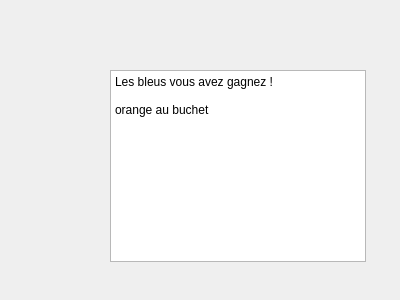
Before: the Qt Designer form bluemoonwin.ui in karamandrew/Arnianletricozor, drawn with Qt 5.
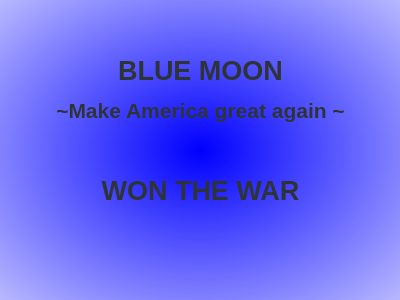
After: the same form once the commit is applied.

Commit message: interface- gameplay bug :voir google docs

What changed in the file:
```diff
--- a/bluemoonwin.ui
+++ b/bluemoonwin.ui
@@ -13,23 +13,23 @@
   <property name="windowTitle">
    <string>Dialog</string>
   </property>
-  <widget class="QTextBrowser" name="textBrowser">
+  <property name="styleSheet">
+   <string notr="true">background-color: qradialgradient(spread:pad, cx:0.5, cy:0.5, radius:0.976, fx:0.5, fy:0.5, stop:0 rgba(0, 0, 255, 255), stop:1 rgba(255, 255, 255, 255));</string>
+  </property>
+  <widget class="QLabel" name="label">
    <property name="geometry">
     <rect>
-     <x>110</x>
-     <y>70</y>
-     <width>256</width>
-     <height>192</height>
+     <x>0</x>
+     <y>0</y>
+     <width>401</width>
+     <height>301</height>
     </rect>
    </property>
-   <property name="html">
-    <string>&lt;!DOCTYPE HTML PUBLIC &quot;-//W3C//DTD HTML 4.0//EN&quot; &quot;http://www.w3.org/TR/REC-html40/strict.dtd&quot;&gt;
-&lt;html&gt;&lt;head&gt;&lt;meta name=&quot;qrichtext&quot; content=&quot;1&quot; /&gt;&lt;style type=&quot;text/css&quot;&gt;
-p, li { white-space: pre-wrap; }
-&lt;/style&gt;&lt;/head&gt;&lt;body style=&quot; font-family:'Noto Sans'; font-size:9pt; font-weight:400; font-style:normal;&quot;&gt;
-&lt;p style=&quot; margin-top:0px; margin-bottom:0px; margin-left:0px; margin-right:0px; -qt-block-indent:0; text-indent:0px;&quot;&gt;Les bleus vous avez gagnez ! &lt;/p&gt;
-&lt;p style=&quot;-qt-paragraph-type:empty; margin-top:0px; margin-bottom:0px; margin-left:0px; margin-right:0px; -qt-block-indent:0; text-indent:0px;&quot;&gt;&lt;br /&gt;&lt;/p&gt;
-&lt;p style=&quot; margin-top:0px; margin-bottom:0px; margin-left:0px; margin-right:0px; -qt-block-indent:0; text-indent:0px;&quot;&gt;orange au buchet&lt;/p&gt;&lt;/body&gt;&lt;/html&gt;</string>
+   <property name="styleSheet">
+    <string notr="true">color: rgb(52, 101, 164);</string>
+   </property>
+   <property name="text">
+    <string>&lt;html&gt;&lt;head/&gt;&lt;body&gt;&lt;p align=&quot;center&quot;&gt;&lt;span style=&quot; font-size:20pt; font-weight:600; color:#2e3436;&quot;&gt;BLUE MOON&lt;/span&gt;&lt;/p&gt;&lt;p align=&quot;center&quot;&gt;&lt;span style=&quot; font-size:16pt; font-weight:600; color:#2e3436;&quot;&gt;~Make America great again ~&lt;/span&gt;&lt;/p&gt;&lt;p align=&quot;center&quot;&gt;&lt;span style=&quot; color:#2e3436;&quot;&gt;&lt;br/&gt;&lt;/span&gt;&lt;/p&gt;&lt;p align=&quot;center&quot;&gt;&lt;span style=&quot; font-size:20pt; font-weight:600; color:#2e3436;&quot;&gt;WON THE WAR&lt;/span&gt;&lt;/p&gt;&lt;p&gt;&lt;span style=&quot; color:#3465a4;&quot;&gt;&lt;br/&gt;&lt;/span&gt;&lt;/p&gt;&lt;/body&gt;&lt;/html&gt;</string>
    </property>
   </widget>
  </widget>
```
The commit also changes 4 other files.
